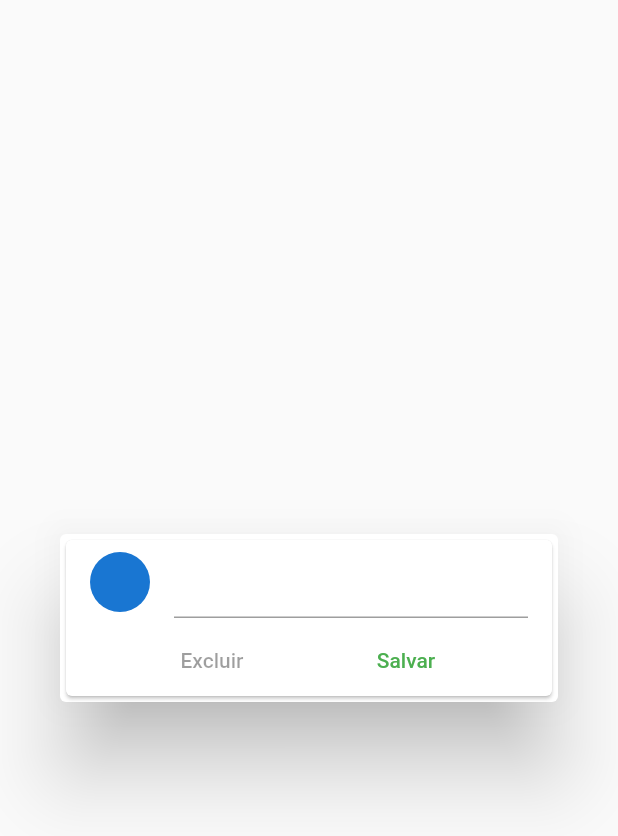
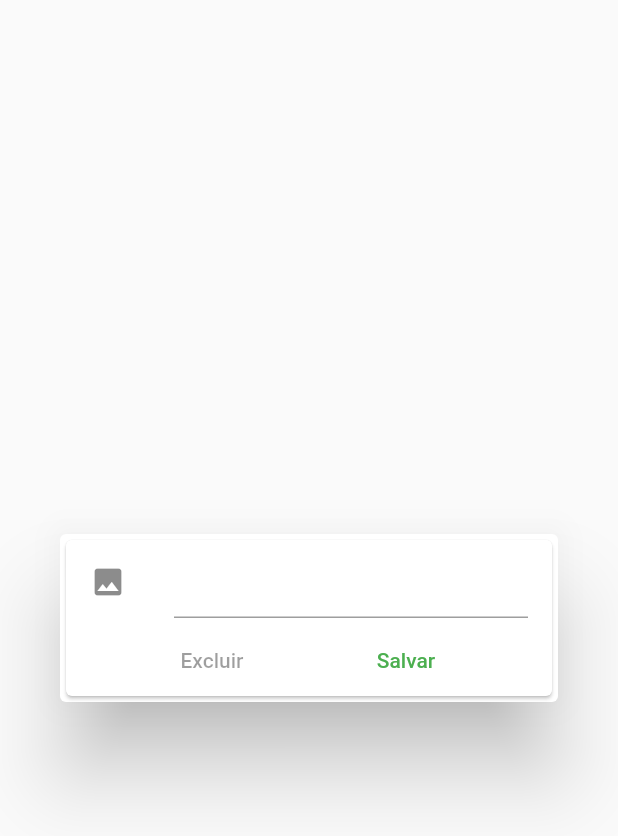
Before and after one commit to tonypereiramelo/gerencia_app_loja, a Flutter app: the EditCategoryDialog widget shown alone on an empty page, opened directly, on a phone screen of 412 x 824 dp. Shown: the top 836 px of the screen. Run offline on Flutter 3.47's test engine with Material 2 defaults, Android fonts, the phone set to English and light mode, and no system bars; our stand-ins replace cloud_firestore, firebase_auth, firebase_core, firebase_storage, flutter_speed_dial, image_cropper and 3 more; missing offline and left inert: bloc_pattern; accounts and stored records are empty; statements that could not run were skipped.

Commit message:
image icon bloc

```diff
--- a/lib/widgets/edit_category_dialog.dart
+++ b/lib/widgets/edit_category_dialog.dart
@@ -1,3 +1,4 @@
+import 'dart:io';
 import 'package:cloud_firestore/cloud_firestore.dart';
 import 'package:flutter/material.dart';
 import 'package:gerencia_app_loja/blocs/category_bloc.dart';
@@ -16,7 +17,25 @@ class EditCategoryDialog extends StatelessWidget {
           children: <Widget>[
             ListTile(
               leading: GestureDetector(
-                child: CircleAvatar(),
+                child: StreamBuilder<dynamic>(
+                    stream: _categoryBloc.outImage,
+                    builder: (context, snapshot) {
+                      if (snapshot.data != null)
+                        return CircleAvatar(
+                          child: snapshot.data is File
+                              ? Image.file(
+                                  snapshot.data!,
+                                  fit: BoxFit.cover,
+                                )
+                              : Image.network(
+                                  snapshot.data!,
+                                  fit: BoxFit.cover,
+                                ),
+                          backgroundColor: Colors.transparent,
+                        );
+                      else
+                        return Icon(Icons.image);
+                    }),
               ),
               title: TextField(),
             ),
```
